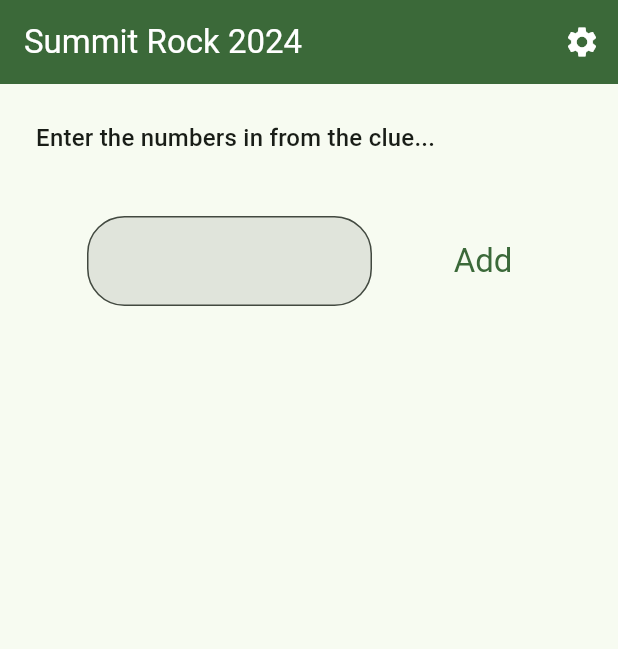
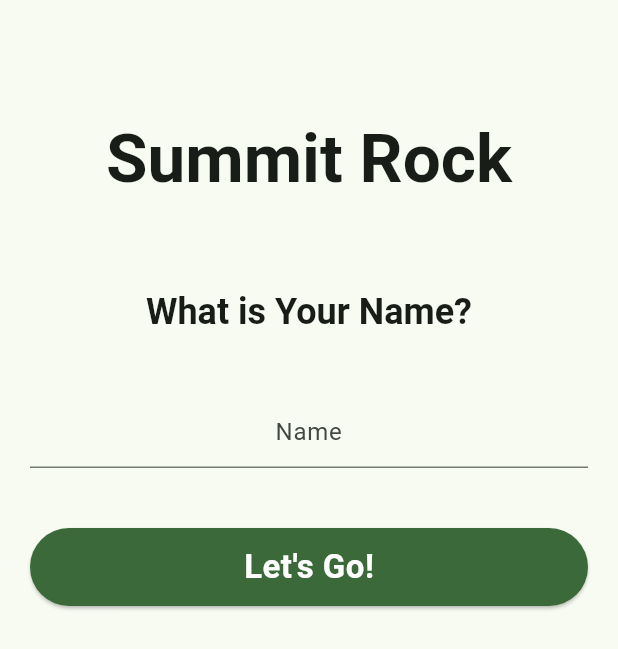
Before and after one commit to clawworks/summit_rock, a Flutter app: the screen it shows after launch, on a phone screen of 412 x 824 dp. Shown: the top 649 px of the screen. Run offline on Flutter 3.47's test engine with Material 3 defaults, Android fonts, the phone set to English and light mode, and no system bars; our stand-ins replace cloud_firestore, firebase_auth, firebase_core, flutter_hooks, freezed_annotation, go_router and 2 more; accounts and stored records are empty; generated files the repository leaves out were written again.

Commit message:
Add sign in page and redirects, customButton

```diff
--- /dev/null
+++ b/lib/src/common_widgets/custom_button.dart
@@ -0,0 +1,206 @@
+import 'package:flutter/material.dart';
+import 'package:summit_rock/src/common_widgets/animated_loading_dots.dart';
+
+class CustomButton extends StatelessWidget {
+  const CustomButton({
+    required this.text,
+    required this.onTap,
+    this.horizontalPadding = 52.0,
+    this.verticalPadding = 12.0,
+    this.shrinkWrap = false,
+    this.loading = false,
+    this.transparentStyle = false,
+    this.flex = 2,
+    this.leadingIcon,
+    this.trailingIcon,
+    this.color,
+    Key? key,
+  }) : super(key: key);
+
+  final String text;
+  final void Function()? onTap;
+  final double horizontalPadding;
+  final double verticalPadding;
+  final bool shrinkWrap;
+  final bool loading;
+  final bool transparentStyle;
+  final int flex;
+  final IconData? leadingIcon;
+  final IconData? trailingIcon;
+  final Color? color;
+
+  @override
+  Widget build(BuildContext context) {
+    return Row(
+      mainAxisAlignment: MainAxisAlignment.center,
+      children: [
+        if (shrinkWrap) const Spacer(),
+        Expanded(
+          flex: !shrinkWrap ? flex : 0,
+          child: transparentStyle
+              ? _TransparentStyleButton(
+                  text: text,
+                  horizontalPadding: shrinkWrap ? horizontalPadding : 20.0,
+                  verticalPadding: verticalPadding,
+                  loading: loading,
+                  leadingIcon: leadingIcon,
+                  trailingIcon: trailingIcon,
+                  transparentStyle: transparentStyle,
+                  onTap: onTap)
+              : _FilledStyleButton(
+                  text: text,
+                  horizontalPadding: shrinkWrap ? horizontalPadding : 20.0,
+                  verticalPadding: verticalPadding,
+                  loading: loading,
+                  leadingIcon: leadingIcon,
+                  trailingIcon: trailingIcon,
+                  color: color,
+                  onTap: onTap),
+        ),
+        if (shrinkWrap) const Spacer(),
+      ],
+    );
+  }
+}
+
+class _FilledStyleButton extends StatelessWidget {
+  const _FilledStyleButton({
+    required this.text,
+    required this.horizontalPadding,
+    required this.verticalPadding,
+    required this.loading,
+    required this.onTap,
+    this.leadingIcon,
+    this.trailingIcon,
+    this.color,
+  });
+
+  final String text;
+  final void Function()? onTap;
+  final double horizontalPadding;
+  final double verticalPadding;
+  final bool loading;
+  final IconData? leadingIcon;
+  final IconData? trailingIcon;
+  final Color? color;
+
+  @override
+  Widget build(BuildContext context) {
+    return ElevatedButton(
+      style: ElevatedButton.styleFrom(
+        backgroundColor: color ?? Theme.of(context).colorScheme.primary,
+        shape: const StadiumBorder(),
+        padding: EdgeInsets.symmetric(
+          horizontal: horizontalPadding,
+          vertical: verticalPadding,
+        ),
+      ),
+      onPressed: onTap,
+      child: Center(
+        child: loading
+            // ? const AnimatedFlashingDots()
+            ? AnimatedLoadingDots(
+                color: Theme.of(context).colorScheme.onPrimary,
+              )
+            : Row(
+                mainAxisAlignment: MainAxisAlignment.center,
+                children: [
+                  if (leadingIcon != null)
+                    Padding(
+                      padding: const EdgeInsets.only(right: 8.0),
+                      child: Icon(leadingIcon),
+                    ),
+                  Text(
+                    text,
+                    textAlign: TextAlign.center,
+                    style: Theme.of(context).textTheme.titleLarge?.copyWith(
+                          // color: Theme.of(context).colorScheme.onPrimary,
+                          color: onTap != null
+                              ? Theme.of(context).colorScheme.onPrimary
+                              : Theme.of(context).unselectedWidgetColor,
+                          fontWeight: FontWeight.w700,
+                          letterSpacing: 0.31,
+                        ),
+                  ),
+                  if (trailingIcon != null)
+                    Padding(
+                      padding: const EdgeInsets.only(left: 8.0),
+                      child: Icon(trailingIcon),
+                    ),
+                ],
+              ),
+      ),
+    );
+  }
+}
+
+class _TransparentStyleButton extends StatelessWidget {
+  const _TransparentStyleButton({
+    required this.text,
+    required this.horizontalPadding,
+    required this.verticalPadding,
+    required this.loading,
+    required this.transparentStyle,
+    required this.onTap,
+    this.leadingIcon,
+    this.trailingIcon,
+  });
+
+  final String text;
+  final void Function()? onTap;
+  final double horizontalPadding;
+  final double verticalPadding;
+  final bool loading;
+  final bool transparentStyle;
+  final IconData? leadingIcon;
+  final IconData? trailingIcon;
+
+  @override
+  Widget build(BuildContext context) {
+    return ElevatedButton(
+      style: ElevatedButton.styleFrom(
+        backgroundColor: transparentStyle
+            ? Theme.of(context).colorScheme.primary.withOpacity(0.27)
+            : Theme.of(context).colorScheme.primary,
+        // : Theme.of(context).cardColor,
+        shape: const StadiumBorder(),
+        padding: EdgeInsets.symmetric(
+          horizontal: horizontalPadding,
+          vertical: verticalPadding,
+        ),
+      ),
+      onPressed: onTap,
+      child: Center(
+        child: loading
+            // ? const AnimatedFlashingDots()
+            ? const AnimatedLoadingDots()
+            : Row(
+                mainAxisAlignment: MainAxisAlignment.center,
+                children: [
+                  if (leadingIcon != null)
+                    Padding(
+                      padding: const EdgeInsets.only(right: 8.0),
+                      child: Icon(leadingIcon),
+                    ),
+                  Text(
+                    text,
+                    textAlign: TextAlign.center,
+                    style: Theme.of(context).textTheme.bodyLarge?.copyWith(
+                          color: onTap != null
+                              ? Theme.of(context).colorScheme.primary
+                              : Theme.of(context).unselectedWidgetColor,
+                          fontWeight: FontWeight.w600,
+                          letterSpacing: 0.31,
+                        ),
+                  ),
+                  if (trailingIcon != null)
+                    Padding(
+                      padding: const EdgeInsets.only(left: 8.0),
+                      child: Icon(trailingIcon),
+                    ),
+                ],
+              ),
+      ),
+    );
+  }
+}
--- a/lib/src/common_widgets/oops_page.dart
+++ b/lib/src/common_widgets/oops_page.dart
@@ -22,7 +22,8 @@ class OopsPage extends StatelessWidget {
               const SizedBox(height: 20.0),
               Text(
                 message ?? 'We had a problem. Please go back and try again.',
-                style: Theme.of(context).textTheme.headlineMedium,
+                textAlign: TextAlign.center,
+                style: Theme.of(context).textTheme.titleLarge,
               ),
               const SizedBox(height: 20.0),
               ElevatedButton(
--- a/lib/src/features/authentication/domain/app_user.dart
+++ b/lib/src/features/authentication/domain/app_user.dart
@@ -4,10 +4,12 @@ typedef UserId = String;
 class AppUser {
   const AppUser({
     required this.uid,
+    this.name,
     this.email,
     this.emailVerified = false,
   });
   final UserId uid;
+  final String? name;
   final String? email;
   final bool emailVerified;
 
--- a/lib/src/features/authentication/domain/firebase_app_user.dart
+++ b/lib/src/features/authentication/domain/firebase_app_user.dart
@@ -8,6 +8,9 @@ class FirebaseAppUser implements AppUser {
 
   @override
   UserId get uid => _user.uid;
+
+  @override
+  String? get name => _user.displayName;
 
   @override
   String? get email => _user.email;
--- /dev/null
+++ b/lib/src/features/authentication/presentation/sign_in_page.dart
@@ -0,0 +1,83 @@
+import 'package:flutter/material.dart';
+import 'package:flutter_hooks/flutter_hooks.dart';
+import 'package:go_router/go_router.dart';
+import 'package:hooks_riverpod/hooks_riverpod.dart';
+import 'package:summit_rock/src/common_widgets/custom_button.dart';
+import 'package:summit_rock/src/features/authentication/data/auth_repository.dart';
+import 'package:summit_rock/src/features/authentication/presentation/summit_header.dart';
+import 'package:summit_rock/src/routing/app_router.dart';
+
+class SignInPage extends HookConsumerWidget {
+  const SignInPage({super.key});
+
+  @override
+  Widget build(BuildContext context, WidgetRef ref) {
+    TextEditingController controller = useTextEditingController(
+      text: ref.watch(authRepositoryProvider).currentUser?.name,
+    );
+    final loading = useState(false);
+
+    return Scaffold(
+      body: Padding(
+        padding: const EdgeInsets.all(20.0),
+        child: ListView(
+          // mainAxisAlignment: MainAxisAlignment.spaceEvenly,
+          children: [
+            const SizedBox(height: 20.0),
+            const SummitHeader(),
+            const SizedBox(height: 60.0),
+            Column(
+              mainAxisAlignment: MainAxisAlignment.center,
+              children: [
+                Text(
+                  'What is Your Name?',
+                  style: Theme.of(context).textTheme.headlineSmall?.copyWith(
+                        fontWeight: FontWeight.bold,
+                      ),
+                  textAlign: TextAlign.center,
+                  // size: 36.0,
+                  // weight: FontWeight.bold,
+                ),
+                Padding(
+                  padding: const EdgeInsets.symmetric(
+                    // horizontal: 16.0,
+                    vertical: 40.0,
+                  ),
+                  child: TextField(
+                    onEditingComplete: () {
+                      // _submit(controller, context, controller);
+                    },
+                    textAlign: TextAlign.center,
+                    controller: controller,
+                    textCapitalization: TextCapitalization.words,
+                    onTapOutside: (_) =>
+                        FocusManager.instance.primaryFocus?.unfocus(),
+                    decoration: const InputDecoration(hintText: 'Name'),
+                  ),
+                ),
+                CustomButton(
+                  text: "Let's Go!",
+                  loading: loading.value,
+                  color: Theme.of(context).colorScheme.primary,
+                  onTap: () async {
+                    loading.value = true;
+                    final authRepo = ref.read(authRepositoryProvider);
+                    print("Signing in Anonymously");
+                    await authRepo.signInAnonymously();
+                    print("Updating User Name");
+                    await authRepo.updateUserName(controller.text);
+                    print("Routing to Home Page");
+                    if (context.mounted) {
+                      context.goNamed(AppRoute.home);
+                      loading.value = false;
+                    }
+                  },
+                ),
+              ],
+            ),
+          ],
+        ),
+      ),
+    );
+  }
+}
--- /dev/null
+++ b/lib/src/features/authentication/presentation/summit_header.dart
@@ -0,0 +1,36 @@
+import 'package:flutter/material.dart';
+
+class SummitHeader extends StatelessWidget {
+  const SummitHeader({super.key});
+
+  @override
+  Widget build(BuildContext context) {
+    Brightness brightness = MediaQuery.of(context).platformBrightness;
+    bool darkMode = brightness == Brightness.dark;
+    String imageName = darkMode
+        ? 'assets/images/ScoringTechLogoLight.png'
+        : 'assets/images/ScoringTechLogoDark.png';
+    return Column(
+      mainAxisAlignment: MainAxisAlignment.center,
+      children: [
+        Padding(
+          padding: const EdgeInsets.symmetric(
+            horizontal: 60.0,
+            vertical: 20.0,
+          ),
+          // child: Image.asset(
+          //   imageName,
+          //   height: 30.0,
+          // ),
+        ),
+        Text(
+          'Summit Rock',
+          style: Theme.of(context).textTheme.displayMedium?.copyWith(
+                fontWeight: FontWeight.w700,
+              ),
+          textAlign: TextAlign.center,
+        ),
+      ],
+    );
+  }
+}
--- a/lib/src/routing/app_router.dart
+++ b/lib/src/routing/app_router.dart
@@ -3,6 +3,7 @@ import 'package:go_router/go_router.dart';
 import 'package:hooks_riverpod/hooks_riverpod.dart';
 import 'package:summit_rock/src/common_widgets/oops_page.dart';
 import 'package:summit_rock/src/features/authentication/data/auth_repository.dart';
+import 'package:summit_rock/src/features/authentication/presentation/sign_in_page.dart';
 import 'package:summit_rock/src/features/settings/presentation/settings_page.dart';
 import 'package:summit_rock/src/features/word_decoder/presentation/word_decoder_page.dart';
 import 'package:summit_rock/src/routing/go_router_refresh_stream.dart';
@@ -18,7 +19,11 @@ import 'package:summit_rock/src/routing/go_router_refresh_stream.dart';
 class AppRoute {
   static const home = 'home';
   static const settings = 'settings';
+  static const signIn = 'signIn';
 }
+
+/// Global root Navigator key
+final rootNavigatorKey = GlobalKey<NavigatorState>();
 
 /// Provides the full GoRouter instance for the app with all supported
 /// routes defined.
@@ -27,35 +32,52 @@ final goRouterProvider = Provider((ref) {
   return GoRouter(
     initialLocation: '/',
     debugLogDiagnostics: true,
+    navigatorKey: rootNavigatorKey,
+    refreshListenable: GoRouterRefreshStream(authRepository.authStateChanges()),
     redirect: (context, state) async {
       final user = authRepository.currentUser;
       final isLoggedIn = user != null;
       final path = state.uri.path;
+      print("In Redirect, user is ${!isLoggedIn ? "not" : ""} logged in");
       if (isLoggedIn) {
-        if (path == '/signIn') return '/';
+        if (path == '/signIn') {
+          print("Redirecting to Home");
+          return '/';
+        }
         final isAdmin = await user.isAdmin();
         if (!isAdmin && path.startsWith('/admin')) {
           // Don't allow non-admin users to access admin pages
+          print("Redirecting to Home");
           return '/';
         }
       } else {
-        if (path == '/account' || path == '/orders') {
-          return '/';
-        }
-        if (path.startsWith('/admin')) {
-          // Don't allow non-admin users to access admin pages
-          return '/';
-        }
+        // User is NOT logged in, redirect to sign in page
+        print("Redirecting to SignInPage");
+        return '/${AppRoute.signIn}';
+        // if (path == '/account' || path == '/orders') {
+        //   return '/';
+        // }
+        // if (path.startsWith('/admin')) {
+        //   // Don't allow non-admin users to access admin pages
+        //   return '/';
+        // }
       }
       return null;
     },
-    refreshListenable: GoRouterRefreshStream(authRepository.authStateChanges()),
     routes: [
       GoRoute(
         path: '/',
         name: AppRoute.home,
         builder: (context, state) => const WordDecoderPage(),
         routes: [
+          GoRoute(
+            path: 'signIn',
+            name: AppRoute.signIn,
+            builder: (context, state) {
+              return const SignInPage();
+            },
+            routes: [],
+          ),
           GoRoute(
             path: 'settings',
             name: AppRoute.settings,
```
Also changed, not shown: lib/src/common_widgets/animated_loading_dots.dart (added, +77 -0 lines), lib/src/features/authentication/presentation/sign_in_page_controller.dart (added, +13 -0 lines).
